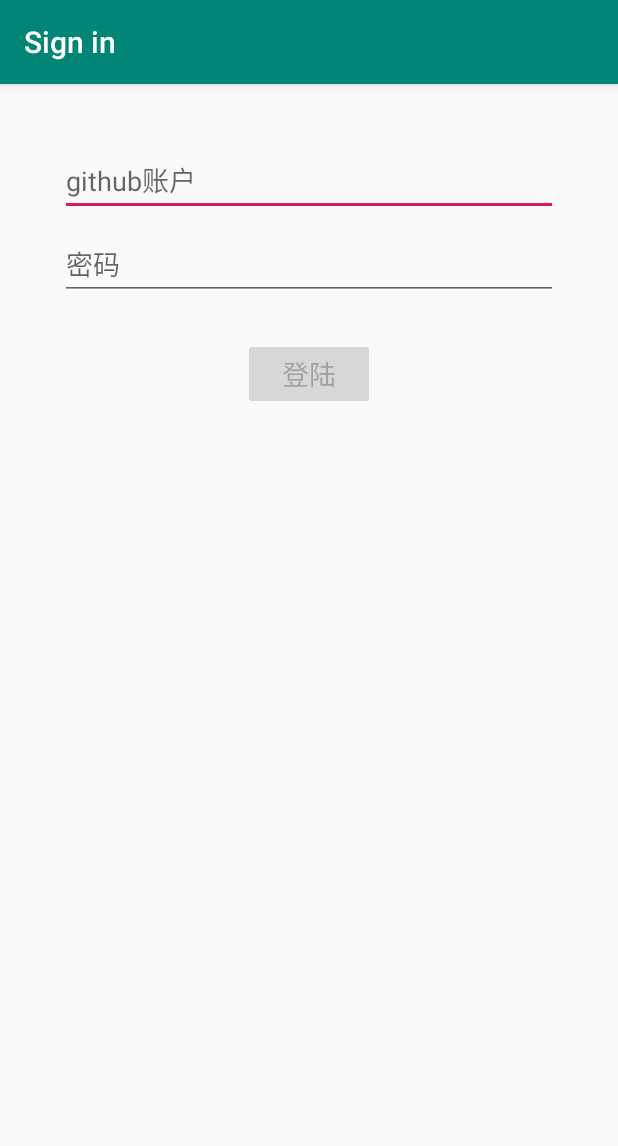
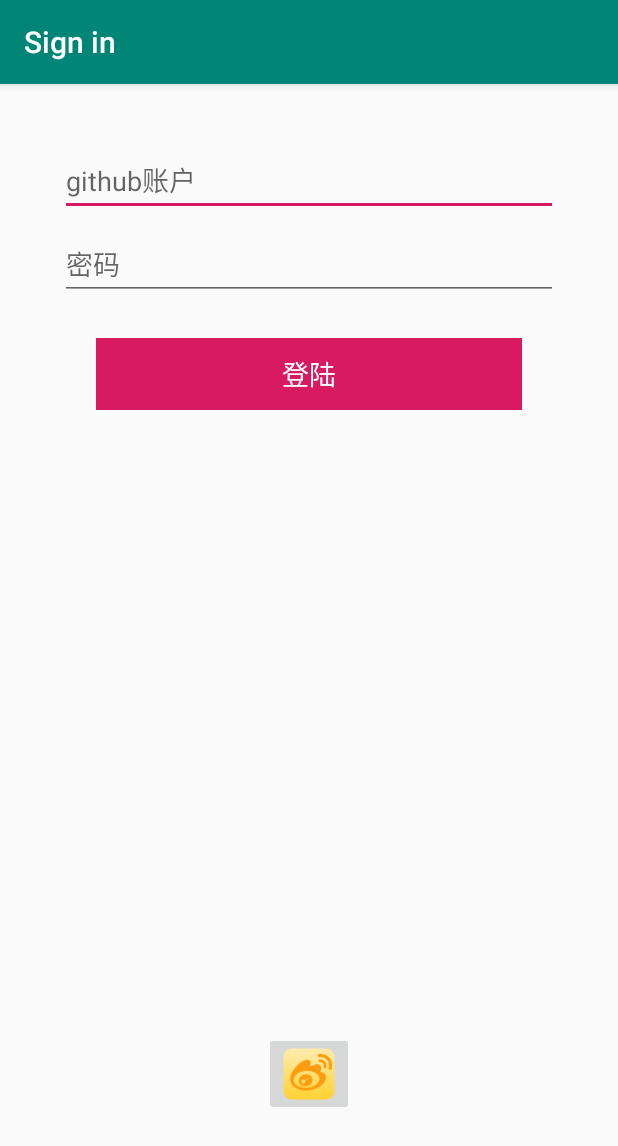
Before and after one commit to liuchaopan/ABigProgram, an Android app: the LoginActivity screen opened directly, with no data from a screen before it, on a phone screen of 412 x 824 dp. Shown: the top 1146 px of the screen. Run offline under Robolectric (Android 15) with nearby library versions, the phone set to English and light mode, and no system bars; libraries missing offline, so code that uses them is left out: com.sina.weibo, com.uber.autodispose, org.kodein.di; 7 statements that could not run were skipped.

Commit message:
support sina OAuth2

```diff
--- a/app/build.gradle
+++ b/app/build.gradle
@@ -11,6 +11,9 @@ android {
         versionName "1.0"
         testInstrumentationRunner "androidx.test.runner.AndroidJUnitRunner"
 
+        ndk {
+            abiFilters  "armeabi"
+        }
         Properties properties = new Properties()
         properties.load(project.rootProject.file('local.properties').newDataInputStream())
         buildConfigField "String", "CLIENT_ID", properties.getProperty("CLIENT_ID")
--- a/app/src/main/java/com/pan/abigprogram/PanApplication.kt
+++ b/app/src/main/java/com/pan/abigprogram/PanApplication.kt
@@ -2,8 +2,10 @@ package com.pan.abigprogram
 
 import android.app.Application
 import android.content.Context
+import com.pan.abigprogram.di.*
 import com.pan.library.handler.CrashHandler
-import com.pan.abigprogram.di.*
+import com.sina.weibo.sdk.WbSdk
+import com.sina.weibo.sdk.auth.AuthInfo
 import org.kodein.di.Kodein
 import org.kodein.di.KodeinAware
 import org.kodein.di.android.androidCoreModule
@@ -33,6 +35,7 @@ class PanApplication : Application() , KodeinAware {
         super.onCreate()
         INSTANCE = this
         CrashHandler.instance.init()
+        WbSdk.install(this, AuthInfo(this, APP_KEY, REDIRECT_URL, SCOPE))
     }
 
 
--- a/app/src/main/java/com/pan/abigprogram/data/LoginDataSource.kt
+++ b/app/src/main/java/com/pan/abigprogram/data/LoginDataSource.kt
@@ -1,12 +1,14 @@
 package com.pan.abigprogram.data
 
 import arrow.core.Either
+import com.pan.abigprogram.PanApplication
 import com.pan.abigprogram.entity.UserInfo
 import com.pan.abigprogram.http.Errors
 import com.pan.abigprogram.http.service.ServiceManager
 import com.pan.abigprogram.http.service.bean.LoginRequestModel
 import com.pan.abigprogram.repository.UserInfoRepository
 import com.pan.library.util.RxSchedulers
+import com.sina.weibo.sdk.auth.AccessTokenKeeper
 import io.reactivex.Completable
 import io.reactivex.Flowable
 
@@ -33,6 +35,7 @@ class LoginDataSource(private val userRepository: UserInfoRepository
 
     fun logout() {
         clearPrefsUser().subscribe()
+        AccessTokenKeeper.clear(PanApplication.INSTANCE)
     }
 
     fun savePrefsUser(username: String, password: String): Completable {
--- a/app/src/main/java/com/pan/abigprogram/data/LoginRepository.kt
+++ b/app/src/main/java/com/pan/abigprogram/data/LoginRepository.kt
@@ -11,7 +11,7 @@ import io.reactivex.Flowable
  * maintains an in-memory cache of login status and user credentials information.
  */
 
-class LoginRepository(val dataSource: LoginDataSource) {
+class LoginRepository(private val dataSource: LoginDataSource) {
 
     fun logout() {
         dataSource.logout()
--- a/app/src/main/java/com/pan/abigprogram/di/SinaAuthModule.kt
+++ b/app/src/main/java/com/pan/abigprogram/di/SinaAuthModule.kt
@@ -1,10 +1,12 @@
 package com.pan.abigprogram.di
 
 import androidx.fragment.app.FragmentActivity
+import com.sina.weibo.sdk.auth.Oauth2AccessToken
 import com.sina.weibo.sdk.auth.sso.SsoHandler
 import org.kodein.di.Kodein
 import org.kodein.di.android.x.AndroidLifecycleScope
 import org.kodein.di.generic.bind
+import org.kodein.di.generic.provider
 import org.kodein.di.generic.scoped
 import org.kodein.di.generic.singleton
 
@@ -13,9 +15,13 @@ import org.kodein.di.generic.singleton
  */
 const val SINA_MODULE_TAG = "SINA_MODULE_TAG"
 
-val sinaKodeinModule = Kodein.Module(LOGIN_MODULE_TAG) {
+val sinaKodeinModule = Kodein.Module(SINA_MODULE_TAG) {
 
     bind<SsoHandler>() with scoped<FragmentActivity>(AndroidLifecycleScope).singleton {
         SsoHandler(context)
     }
+
+    bind<Oauth2AccessToken>() with provider {
+        Oauth2AccessToken()
+    }
 }
--- a/app/src/main/res/layout/activity_login.xml
+++ b/app/src/main/res/layout/activity_login.xml
@@ -43,7 +43,7 @@
 
     <Button
         android:id="@+id/login"
-        android:layout_width="wrap_content"
+        android:layout_width="match_parent"
         android:layout_height="wrap_content"
         android:layout_gravity="start"
         android:layout_marginStart="48dp"
@@ -52,6 +52,8 @@
         android:enabled="false"
         android:text="@string/action_sign_in"
         android:textSize="18dp"
+        android:background="@color/colorAccent"
+        android:textColor="@color/white"
         app:layout_constraintBottom_toBottomOf="parent"
         app:layout_constraintEnd_toEndOf="parent"
         app:layout_constraintStart_toStartOf="parent"
@@ -63,15 +65,24 @@
         android:layout_width="wrap_content"
         android:layout_height="wrap_content"
         android:layout_gravity="center"
-        android:layout_marginStart="32dp"
-        android:layout_marginTop="64dp"
-        android:layout_marginEnd="32dp"
-        android:layout_marginBottom="64dp"
         android:visibility="gone"
         style="@android:style/Widget.ProgressBar.Large.Inverse"
         app:layout_constraintBottom_toBottomOf="parent"
         app:layout_constraintEnd_toEndOf="@+id/password"
         app:layout_constraintStart_toStartOf="@+id/password"
         app:layout_constraintTop_toTopOf="parent"
-        app:layout_constraintVertical_bias="0.7" />
+        app:layout_constraintVertical_bias="0.5" />
+
+    <ImageButton
+        android:id="@+id/sina_login"
+        android:layout_width="wrap_content"
+        android:layout_height="wrap_content"
+        android:layout_marginStart="32dp"
+        android:layout_marginTop="64dp"
+        android:layout_marginEnd="32dp"
+        android:layout_marginBottom="64dp"
+        android:src="@drawable/ic_sina"
+        app:layout_constraintBottom_toBottomOf="parent"
+        app:layout_constraintLeft_toLeftOf="parent"
+        app:layout_constraintRight_toRightOf="parent" />
 </androidx.constraintlayout.widget.ConstraintLayout>
```
Also changed, not shown: app/src/main/java/com/pan/abigprogram/Constant.kt (added, +35 -0 lines), app/src/main/java/com/pan/abigprogram/ui/login/LoginActivity.kt (+44 -2 lines), app/src/main/res/drawable-xhdpi/ic_sina.png (added).
